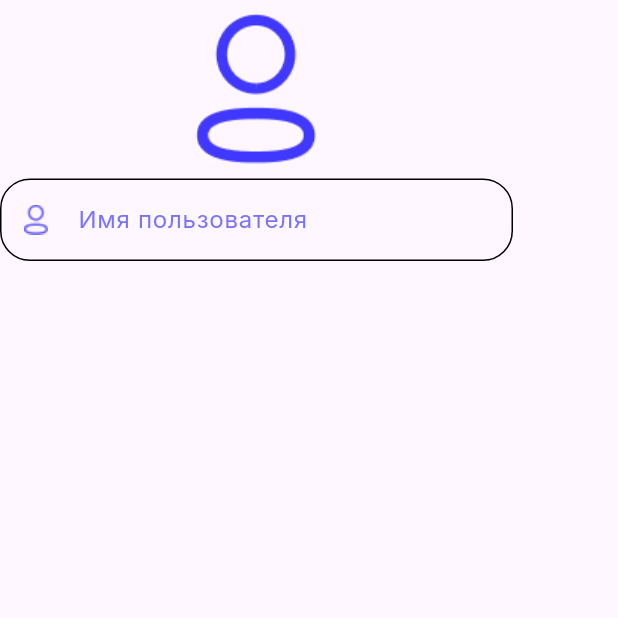
After one commit to ExeLisor/Mashinki, a Flutter app: the screen it shows after launch, on a phone screen of 412 x 824 dp, the top half of it. The commit adds this screen. Run offline on Flutter 3.47's test engine with Material 3 defaults, Android fonts, the phone set to English and light mode, and no system bars; our stand-ins replace dio, get, google_fonts, google_mobile_ads, logger, shared_preferences.

Commit message:
added login screen

```diff
--- a/lib/const.dart
+++ b/lib/const.dart
@@ -2,3 +2,5 @@ const adUnitIdAndroid = 'ca-app-pub-3940256099942544/6300978111';
 const adUnitIdIOS = 'ca-app-pub-3940256099942544/2934735716';
 
 const welcomeImageAsset = 'assets/images/welcome.png';
+const manImageAsset = 'assets/images/man.png';
+const manIconAsset = 'assets/icons/man_icon.png';
--- a/lib/controllers/controllers.dart
+++ b/lib/controllers/controllers.dart
@@ -1 +1,2 @@
 export './ads_controller.dart';
+export './log_in_text_field_controller.dart';
--- /dev/null
+++ b/lib/controllers/log_in_text_field_controller.dart
@@ -0,0 +1,9 @@
+import 'package:get/get.dart';
+
+class TextFieldController extends GetxController {
+  var obscureText = true.obs;
+
+  void togglePasswordVisibility() {
+    obscureText.value = !obscureText.value;
+  }
+}
--- a/lib/main.dart
+++ b/lib/main.dart
@@ -1,4 +1,5 @@
 import 'package:mashinki/exports.dart';
+import 'package:mashinki/screens/log_in_screen/log_in_screen.dart';
 
 void main() {
   WidgetsFlutterBinding.ensureInitialized();
@@ -18,5 +19,6 @@ class _MainAppState extends State<MainApp> {
   Widget build(BuildContext context) => GetMaterialApp(
       theme: themeData(context),
       debugShowCheckedModeBanner: false,
-      home: const AuthScreen());
+
+      home:  LoginScreen());
 }
--- /dev/null
+++ b/lib/screens/log_in_screen/log_in_screen.dart
@@ -0,0 +1,26 @@
+import 'package:mashinki/exports.dart';
+
+class LoginScreen extends StatelessWidget {
+   LoginScreen({super.key});
+  final TextEditingController _usernameController = TextEditingController();
+  @override
+  Widget build(BuildContext context) {
+
+    return Scaffold(
+        body: Column(
+      children: [
+        Image.asset(
+          manImageAsset,
+          height: 119,
+          width: 119,
+        ),
+        CustomTextField(
+          hint: "Имя пользователя",
+          controller: _usernameController,
+          isPassword: false,
+          icon: manIconAsset,
+        )
+      ],
+    ));
+  }
+}
--- /dev/null
+++ b/lib/screens/log_in_screen/widgets/text_field_log_in.dart
@@ -0,0 +1,77 @@
+import 'package:mashinki/exports.dart';
+
+class CustomTextField extends StatelessWidget {
+  final String hint;
+  final TextEditingController controller;
+  final TextInputType keyboardType;
+  final bool isPassword;
+  final String icon;
+
+  CustomTextField({
+    super.key,
+    required this.hint,
+    required this.controller,
+    this.keyboardType = TextInputType.text,
+    this.isPassword = false,
+    this.icon = '',
+  });
+
+  final TextFieldController _textFieldController =
+      Get.put(TextFieldController());
+
+  @override
+  Widget build(BuildContext context) {
+    return SizedBox(
+      width: 342,
+      height: 55,
+      child: Obx(() => TextFormField(
+            controller: controller,
+            style: TextStyle(
+                color: Theme.of(context).inputDecorationTheme.hintStyle!.color),
+            keyboardType: keyboardType,
+            obscureText: _textFieldController.obscureText.value,
+            decoration: InputDecoration(
+              border: OutlineInputBorder(
+                borderRadius: BorderRadius.circular(20),
+                borderSide: BorderSide.none,
+              ),
+              enabledBorder: OutlineInputBorder(
+                borderRadius: BorderRadius.circular(20),
+                // borderSide: BorderSide(
+                //     color: Theme.of(context)
+                //         .inputDecorationTheme
+                //         .border!
+                //         .borderSide
+                //         .color),
+              ),
+              focusedBorder: OutlineInputBorder(
+                borderRadius: BorderRadius.circular(20),
+                // borderSide: BorderSide(
+                //     color: Theme.of(context)
+                //         .inputDecorationTheme
+                //         .border!
+                //         .borderSide
+                //         .color),
+              ),
+              hintText: hint,
+              prefixIcon: Image.asset(
+                icon,
+                height: 5,
+                width: 5,
+              ),
+              suffixIcon: isPassword
+                  ? IconButton(
+                      icon: Icon(
+                        _textFieldController.obscureText.value
+                            ? Icons.visibility_off_outlined
+                            : Icons.visibility_outlined,
+                        color: Theme.of(context).inputDecorationTheme.iconColor,
+                      ),
+                      onPressed: _textFieldController.togglePasswordVisibility,
+                    )
+                  : null,
+            ),
+          )),
+    );
+  }
+}
--- a/lib/screens/screens.dart
+++ b/lib/screens/screens.dart
@@ -1 +1,2 @@
 export './auth_screen.dart';
+export './log_in_screen/widgets/text_field_log_in.dart';
--- /dev/null
+++ b/lib/utils/adaptive.dart
@@ -0,0 +1,48 @@
+import 'package:mashinki/exports.dart';
+
+const int uiHeight = 892;
+const int uiWidth = 412;
+
+class ScreenSize {
+  static double width = 0;
+  static double height = 0;
+
+  static void init(BuildContext context) {
+    width = MediaQuery.of(context).size.width;
+    height = MediaQuery.of(context).size.height;
+  }
+}
+
+extension DobuleAdaptiveDesign on double {
+  double get h {
+    return this * ScreenSize.height / uiHeight;
+  }
+
+  double get w {
+    return this * ScreenSize.width / uiWidth;
+  }
+
+  double get fs {
+    if (ScreenSize.width < ScreenSize.height) {
+      return this * ScreenSize.height / uiHeight;
+    }
+    return this * ScreenSize.width / uiWidth;
+  }
+}
+
+extension IntAdaptiveDesign on int {
+  double get h {
+    return this * ScreenSize.height / uiHeight;
+  }
+
+  double get w {
+    return this * ScreenSize.width / uiWidth;
+  }
+
+  double get fs {
+    if (ScreenSize.width < ScreenSize.height) {
+      return this * ScreenSize.height / uiHeight;
+    }
+    return this * ScreenSize.width / uiWidth;
+  }
+}
--- a/lib/utils/theme_data.dart
+++ b/lib/utils/theme_data.dart
@@ -4,4 +4,20 @@ ThemeData themeData(BuildContext context) => ThemeData(
       textTheme: GoogleFonts.interTextTheme(
         Theme.of(context).textTheme,
       ),
+      inputDecorationTheme: const InputDecorationTheme(
+        labelStyle: TextStyle(color: Color(0xFF4038FF)),
+        iconColor: Color(0xFF4038FF),
+        hintStyle: TextStyle(color: Color(0xff7974FF)),
+        border: OutlineInputBorder(
+          borderSide: BorderSide(color: Color(0xFF4038FF)),
+        ),
+        focusedBorder: OutlineInputBorder(
+          borderSide: BorderSide(color: Color(0xFF4038FF)),
+        ),
+        enabledBorder: OutlineInputBorder(
+          borderSide: BorderSide(
+            color: Color(0xFF4038FF),
+          ),
+        ),
+      ),
     );
--- a/lib/utils/utils.dart
+++ b/lib/utils/utils.dart
@@ -1,3 +1,4 @@
 export './cache.dart';
 export './logger.dart';
 export './theme_data.dart';
+export './adaptive.dart';
--- a/pubspec.yaml
+++ b/pubspec.yaml
@@ -27,3 +27,5 @@ flutter:
 
   assets:
     - assets/images/welcome.png
+    - assets/images/man.png
+    - assets/icons/man_icon.png
```
Also changed, not shown: assets/icons/man_icon.png (added), assets/images/man.png (added), pubspec.lock.
